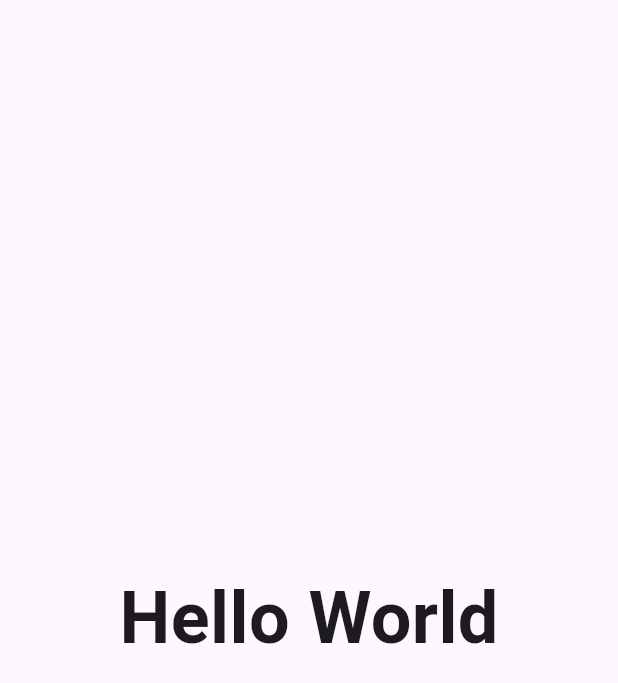
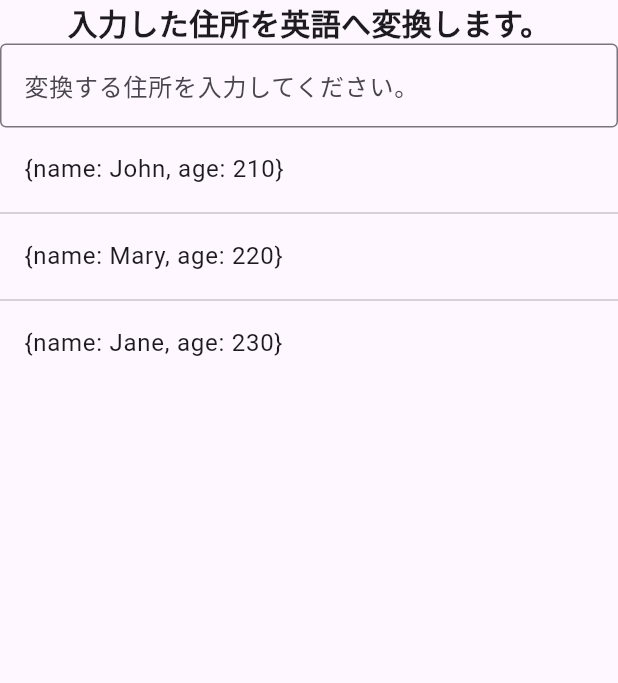
Before and after one commit to jhh78/address_converter, a Flutter app: the screen it shows after launch, on a phone screen of 412 x 824 dp. Shown: the top 683 px of the screen. Run offline on Flutter 3.47's test engine with Material 3 defaults, Android fonts, the phone set to English and light mode, and no system bars.

Commit message:
20231223

```diff
--- a/lib/home.dart
+++ /dev/null
@@ -1,26 +0,0 @@
-import 'package:flutter/material.dart';
-
-class Home extends StatefulWidget {
-  const Home({Key? key}) : super(key: key);
-
-  @override
-  State<Home> createState() => _HomeState();
-}
-
-class _HomeState extends State<Home> {
-  @override
-  Widget build(BuildContext context) {
-    return const Center(
-        child: Scaffold(
-      body: Center(
-        child: Text(
-          'Hello World',
-          style: TextStyle(
-            fontSize: 48,
-            fontWeight: FontWeight.bold,
-          ),
-        ),
-      ),
-    ));
-  }
-}
--- a/lib/main.dart
+++ b/lib/main.dart
@@ -1,11 +1,15 @@
 import 'dart:async';
 
 import 'package:flutter/material.dart';
-import 'package:flutter_core/core/logo.dart';
-import 'package:flutter_core/home.dart';
+import 'package:flutter_core/screens/home.dart';
+import 'package:flutter_core/screens/logo.dart';
 
 void main() {
-  runApp(const MaterialApp(home: MyApp()));
+  WidgetsFlutterBinding.ensureInitialized();
+  runApp(const MaterialApp(
+    debugShowCheckedModeBanner: false,
+    home: MyApp(),
+  ));
 }
 
 class MyApp extends StatefulWidget {
@@ -16,29 +20,23 @@ class MyApp extends StatefulWidget {
 }
 
 class _MyAppState extends State<MyApp> {
-  bool isLogoPage = true;
+  bool _isLogo = true;
 
   @override
   void initState() {
     super.initState();
+    // 어플리케이션 초기화 코드 넣을것
     Timer(const Duration(seconds: 3), () {
       setState(() {
-        isLogoPage = false;
+        _isLogo = false;
       });
     });
   }
 
   @override
   Widget build(BuildContext context) {
-    return MaterialApp(
-      title: 'Flutter Demo',
-      debugShowCheckedModeBanner: false,
-      theme: ThemeData(
-        useMaterial3: true,
-      ),
-      home: WillPopScope(
-          onWillPop: () async => false,
-          child: isLogoPage ? const LogoPage() : const Home()),
-    );
+    return WillPopScope(
+        onWillPop: () async => false,
+        child: _isLogo ? const LogoScreen() : const HomeScreen());
   }
 }
--- /dev/null
+++ b/lib/models/db.dart
@@ -0,0 +1,9 @@
+class DBModel {
+  List<Map<String, dynamic>> doSelect() {
+    return [
+      {"name": "John", "age": 210},
+      {"name": "Mary", "age": 220},
+      {"name": "Jane", "age": 230}
+    ];
+  }
+}
--- /dev/null
+++ b/lib/models/search.dart
@@ -0,0 +1,5 @@
+class SearchModel {
+  List<dynamic> getSearchData() {
+    return [];
+  }
+}
--- /dev/null
+++ b/lib/screens/home.dart
@@ -0,0 +1,75 @@
+import 'package:flutter/material.dart';
+import 'package:flutter_core/models/db.dart';
+
+//TODO:::핸드폰에 데이터 저장하기
+//TODO:::핸드폰에 데이터 불러오기
+//TODO:::핸드폰에 데이터 삭제하기
+//TODO:::API 연동하기
+//TODO:::UI만들기
+//TODO:::광고달기
+//TODO:::인앱 결제 넣기
+
+class HomeScreen extends StatefulWidget {
+  const HomeScreen({Key? key}) : super(key: key);
+
+  @override
+  State<HomeScreen> createState() => _HomeScreenState();
+}
+
+class _HomeScreenState extends State<HomeScreen> {
+  List<Map<String, dynamic>> jsonList = [];
+  DBModel dbModel = DBModel();
+
+  @override
+  void initState() {
+    // TODO: implement initState
+    super.initState();
+    jsonList = dbModel.doSelect();
+  }
+
+  @override
+  Widget build(BuildContext context) {
+    print(jsonList);
+    return SafeArea(
+      child: Scaffold(
+          body: Column(
+        children: [
+          const Row(
+            mainAxisAlignment: MainAxisAlignment.center,
+            children: [
+              Text(
+                '入力した住所を英語へ変換します。',
+                style: TextStyle(
+                  fontSize: 20,
+                  fontWeight: FontWeight.bold,
+                ),
+              ),
+            ],
+          ),
+          const TextField(
+            decoration: InputDecoration(
+              border: OutlineInputBorder(),
+              labelText: '変換する住所を入力してください。',
+            ),
+            textInputAction: TextInputAction.search,
+          ),
+          Expanded(
+            child: ListView.separated(
+              itemCount: jsonList.length,
+              itemBuilder: (context, builder) {
+                return ListTile(
+                  title: Text(jsonList[builder].toString()),
+                );
+              },
+              separatorBuilder: (context, builder) {
+                return const Divider(
+                  height: 2,
+                );
+              },
+            ),
+          )
+        ],
+      )),
+    );
+  }
+}
--- a/lib/core/logo.dart
+++ b/lib/screens/logo.dart
@@ -1,7 +1,7 @@
 import 'package:flutter/material.dart';
 
-class LogoPage extends StatelessWidget {
-  const LogoPage({Key? key}) : super(key: key);
+class LogoScreen extends StatelessWidget {
+  const LogoScreen({Key? key}) : super(key: key);
 
   @override
   Widget build(BuildContext context) {
--- a/pubspec.yaml
+++ b/pubspec.yaml
@@ -34,6 +34,8 @@ dependencies:
     # The following adds the Cupertino Icons font to your application.
     # Use with the CupertinoIcons class for iOS style icons.
     cupertino_icons: ^1.0.2
+    uuid: ^4.2.2
+    # google_mobile_ads: ^4.0.0
 
 dev_dependencies:
     flutter_test:
```
Also changed, not shown: pubspec.lock, 1 other file.
